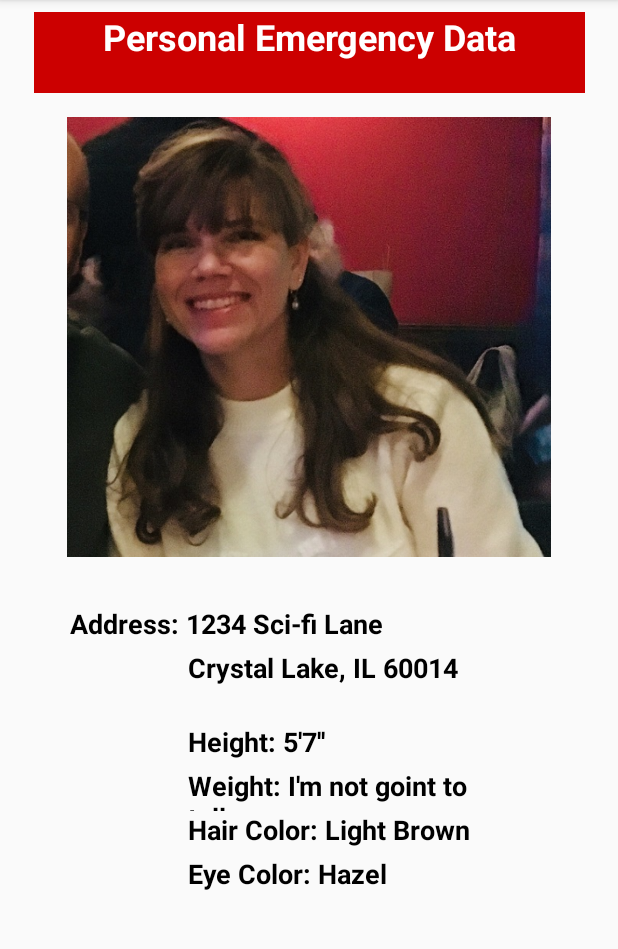
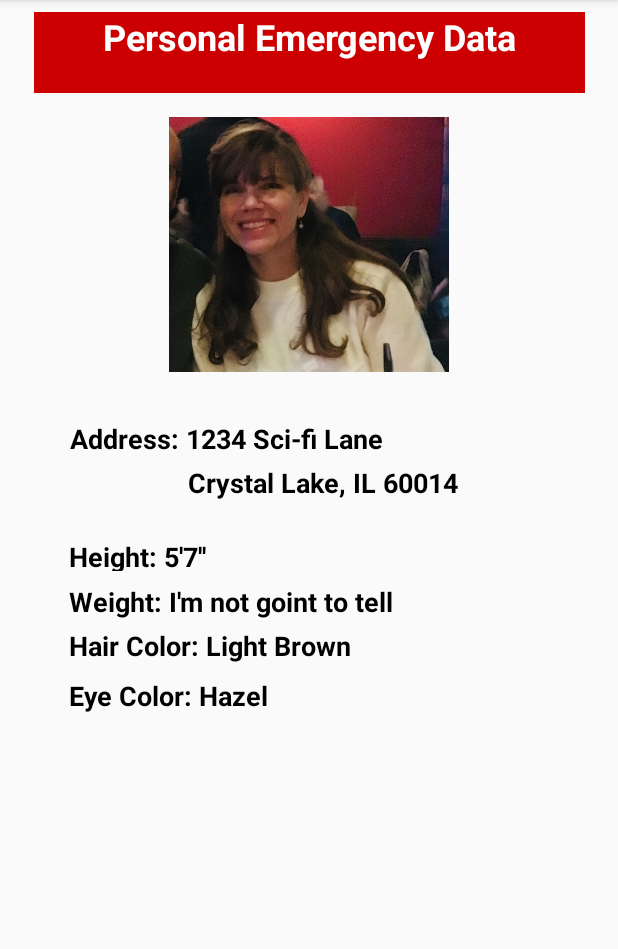
Before and after one commit to catnap7777/MAD155Module1SOS, an Android app: the screen it shows after launch (MainActivity), on a phone screen of 412 x 824 dp, the part 84-1033 px from its top. Run offline under Robolectric (Android 15) with nearby library versions, the phone set to English and light mode, and no system bars.

Commit message:
more updates2

```diff
--- a/app/src/main/res/layout/activity_main.xml
+++ b/app/src/main/res/layout/activity_main.xml
@@ -25,8 +25,8 @@
 
     <ImageView
         android:id="@+id/imageView"
-        android:layout_width="345dp"
-        android:layout_height="293dp"
+        android:layout_width="245dp"
+        android:layout_height="170dp"
         android:layout_marginStart="8dp"
         android:layout_marginTop="16dp"
         android:layout_marginEnd="8dp"
@@ -70,7 +70,7 @@
     <TextView
         android:id="@+id/textView4"
         android:layout_width="200dp"
-        android:layout_height="29dp"
+        android:layout_height="22dp"
         android:layout_marginStart="8dp"
         android:layout_marginTop="20dp"
         android:layout_marginEnd="8dp"
@@ -79,22 +79,23 @@
         android:textSize="18sp"
         android:textStyle="bold"
         app:layout_constraintEnd_toEndOf="parent"
-        app:layout_constraintHorizontal_bias="0.6"
+        app:layout_constraintHorizontal_bias="0.194"
         app:layout_constraintStart_toStartOf="parent"
         app:layout_constraintTop_toBottomOf="@+id/textView3" />
 
     <TextView
         android:id="@+id/textView5"
-        android:layout_width="200dp"
+        android:layout_width="240dp"
         android:layout_height="29dp"
         android:layout_marginStart="8dp"
+        android:layout_marginTop="8dp"
         android:layout_marginEnd="8dp"
         android:text="@string/txt_weight"
         android:textColor="@android:color/black"
         android:textSize="18sp"
         android:textStyle="bold"
         app:layout_constraintEnd_toEndOf="parent"
-        app:layout_constraintHorizontal_bias="0.6"
+        app:layout_constraintHorizontal_bias="0.245"
         app:layout_constraintStart_toStartOf="parent"
         app:layout_constraintTop_toBottomOf="@+id/textView4" />
 
@@ -109,7 +110,7 @@
         android:textSize="18sp"
         android:textStyle="bold"
         app:layout_constraintEnd_toEndOf="parent"
-        app:layout_constraintHorizontal_bias="0.6"
+        app:layout_constraintHorizontal_bias="0.194"
         app:layout_constraintStart_toStartOf="parent"
         app:layout_constraintTop_toBottomOf="@+id/textView5" />
 
@@ -118,13 +119,14 @@
         android:layout_width="200dp"
         android:layout_height="29dp"
         android:layout_marginStart="8dp"
+        android:layout_marginTop="4dp"
         android:layout_marginEnd="8dp"
         android:text="@string/txt_eyes"
         android:textColor="@android:color/black"
         android:textSize="18sp"
         android:textStyle="bold"
         app:layout_constraintEnd_toEndOf="parent"
-        app:layout_constraintHorizontal_bias="0.6"
+        app:layout_constraintHorizontal_bias="0.194"
         app:layout_constraintStart_toStartOf="parent"
         app:layout_constraintTop_toBottomOf="@+id/textView6" />
 
```
